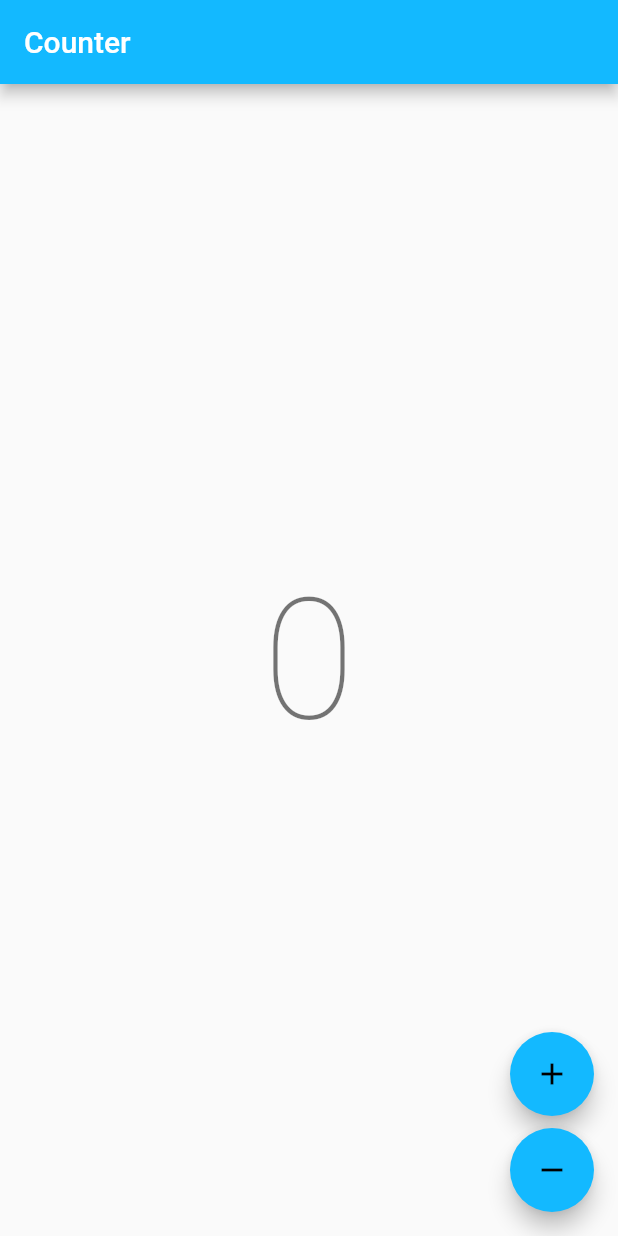
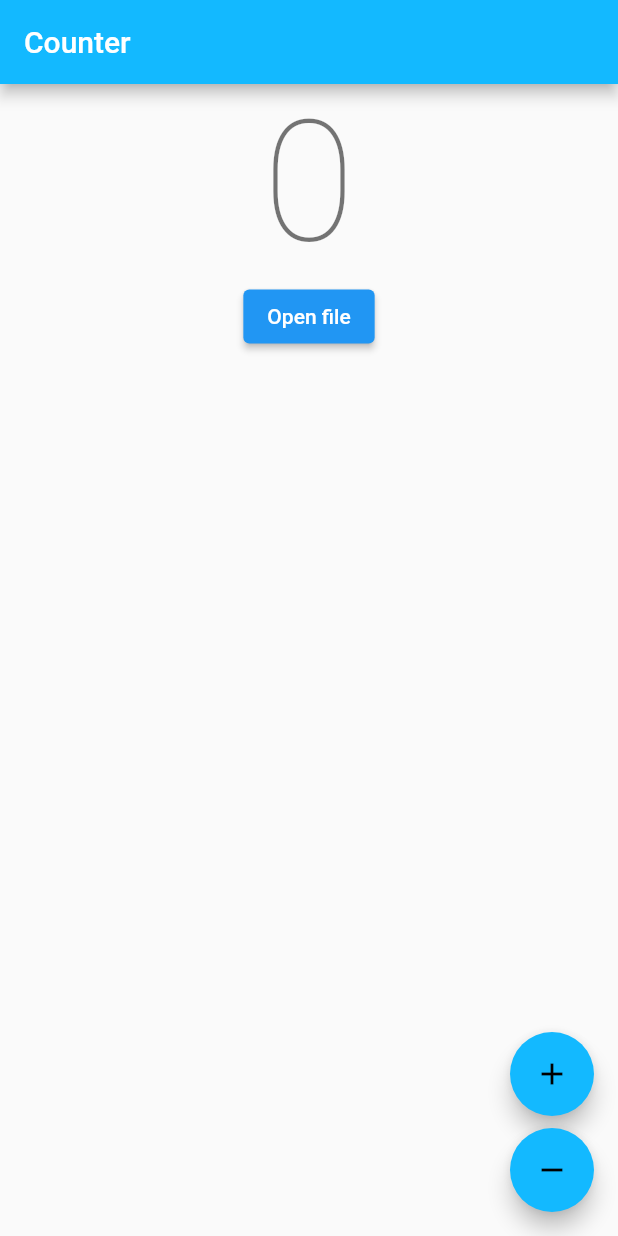
Before and after one commit to KyleFin/wear-bible-ereader, a Flutter app: the screen it shows after launch, on a phone screen of 412 x 824 dp. Run offline on Flutter 3.47's test engine with Material 2 defaults, Android fonts, the phone set to English and light mode, and no system bars; our stand-ins replace bloc, equatable, file_picker, flutter_bloc, rxdart; missing offline and left inert: epub_view, flow_builder, flutter_wear_os_connectivity; generated files the repository leaves out were written again.

Commit message:
file_picker for epub in companion app

```diff
--- a/android_companion_for_wear_os_ereader/lib/counter/cubit/counter_cubit.dart
+++ b/android_companion_for_wear_os_ereader/lib/counter/cubit/counter_cubit.dart
@@ -12,6 +12,15 @@ class CounterCubit extends Cubit<int> {
 
   // final FlutterWearOsConnectivity connectivity;
   final BookshelfRepository bookshelfRepository;
+
+  Future<void> addBook(File f) async {
+    await bookshelfRepository.addBook(
+      title: 'Frankenstein',
+      path: '/frank',
+      file: f,
+    );
+    emit(state + 1);
+  }
 
   Future<void> increment() async {
     // final isSupported = await connectivity.isSupported();
--- a/android_companion_for_wear_os_ereader/lib/counter/view/counter_page.dart
+++ b/android_companion_for_wear_os_ereader/lib/counter/view/counter_page.dart
@@ -1,9 +1,11 @@
+import 'dart:io';
+
 import 'package:android_companion_for_wear_os_ereader/counter/counter.dart';
 import 'package:android_companion_for_wear_os_ereader/l10n/l10n.dart';
 import 'package:bookshelf_repository/bookshelf_repository.dart';
+import 'package:file_picker/file_picker.dart';
 import 'package:flutter/material.dart';
 import 'package:flutter_bloc/flutter_bloc.dart';
-import 'package:flutter_wear_os_connectivity/flutter_wear_os_connectivity.dart';
 
 class CounterPage extends StatelessWidget {
   const CounterPage({super.key});
@@ -25,7 +27,29 @@ class CounterView extends StatelessWidget {
     final l10n = context.l10n;
     return Scaffold(
       appBar: AppBar(title: Text(l10n.counterAppBarTitle)),
-      body: const Center(child: CounterText()),
+      body: Center(
+        child: Column(
+          children: [
+            const CounterText(),
+            ElevatedButton(
+              onPressed: () async {
+                final result = await FilePicker.platform.pickFiles(
+                  type: FileType.custom,
+                  allowedExtensions: ['epub'],
+                );
+
+                // The result will be null, if the user aborted the dialog
+                if (result != null) {
+                  await context
+                      .read<CounterCubit>()
+                      .addBook(File(result.files.first.path!));
+                }
+              },
+              child: const Text('Open file'),
+            ),
+          ],
+        ),
+      ),
       floatingActionButton: Column(
         mainAxisAlignment: MainAxisAlignment.end,
         crossAxisAlignment: CrossAxisAlignment.end,
--- a/android_companion_for_wear_os_ereader/pubspec.yaml
+++ b/android_companion_for_wear_os_ereader/pubspec.yaml
@@ -10,6 +10,7 @@ dependencies:
   bloc: ^8.1.2
   bookshelf_repository:
     path: ../packages/bookshelf_repository
+  file_picker: ^5.3.2
   flutter:
     sdk: flutter
   flutter_bloc: ^8.1.3
```
